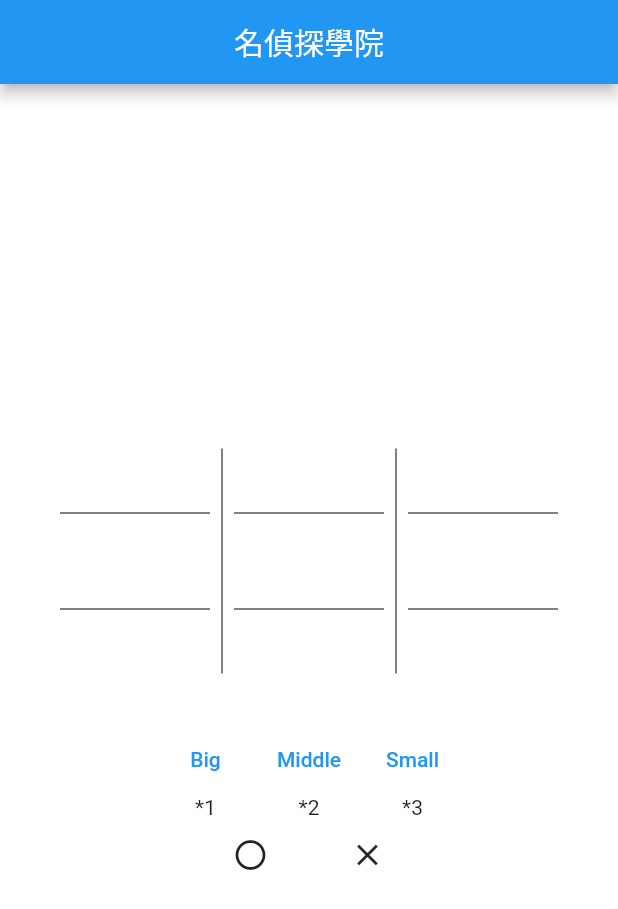
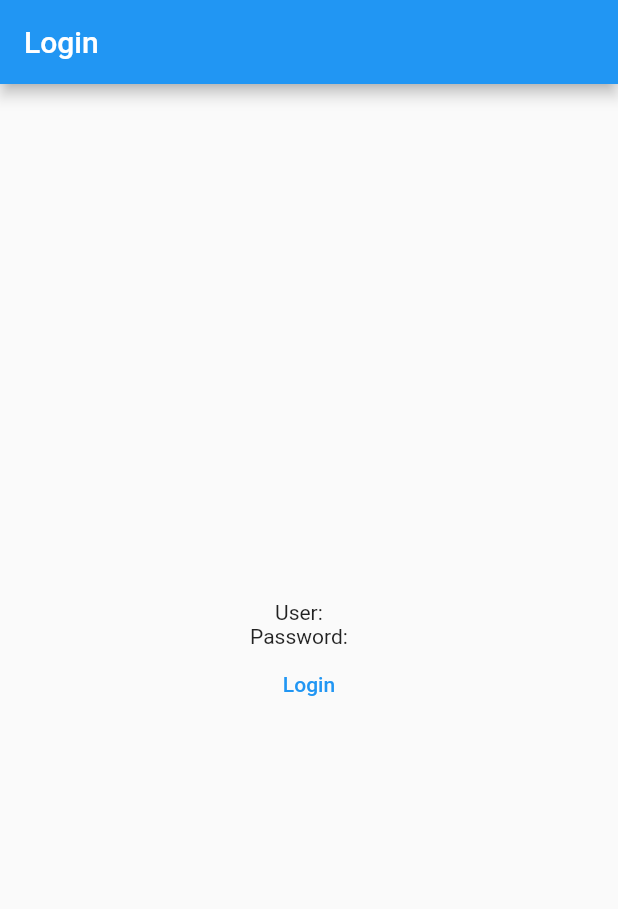
Before and after one commit to Emily-ting/detective, a Flutter app: the screen it shows after launch, on a phone screen of 412 x 824 dp. Shown: the top 909 px of the screen. Run offline on Flutter 3.47's test engine with Material 2 defaults, Android fonts, the phone set to English and light mode, and no system bars; Roboto replaces fonts that are missing (Macondo).

Commit message:
add different page

```diff
--- a/lib/main.dart
+++ b/lib/main.dart
@@ -1,320 +1,94 @@
+import 'package:detective/game/circleClose/CircleClose.dart';
+import 'package:detective/GameList.dart';
 import 'package:flutter/material.dart';
-import 'package:google_fonts/google_fonts.dart';
+import 'UserInfoPage.dart';
+import 'model/UserInfo.dart';
+
+UserInfo userInfo = UserInfo();
 
 void main() {
-  runApp(const MyApp());
+  runApp(MyApp());
 }
 
 class MyApp extends StatelessWidget {
-  const MyApp({Key? key}) : super(key: key);
+  MyApp({Key? key}) : super(key: key);
 
   // This widget is the root of your application.
   @override
   Widget build(BuildContext context) {
     return MaterialApp(
-      home: Scaffold(
-        appBar: AppBar(
-          title: Center(
-              child: Text(
-                '名偵探學院',
-                style: GoogleFonts.macondo(),
-              )),
-        ),
-        backgroundColor: Colors.white,
-        body: BodyDetail(),
-      ),
+      home: Login(),
+      routes: {
+        '/login': (context) => Login(),
+        '/userInfo': (context) => UserInfoPage(userInfo: userInfo),
+        '/gameList': (context) => GameList(userInfo: userInfo,),
+        '/circleClose': (context) => CircelClose(userInfo: userInfo),
+      },
     );
   }
 }
 
-class BodyDetail extends StatefulWidget {
-  const BodyDetail({Key? key}) : super(key: key);
+class Login extends StatefulWidget {
+  const Login({Key? key}) : super(key: key);
 
   @override
-  _BodyDetailState createState() => _BodyDetailState();
+  _LoginState createState() => _LoginState();
 }
 
-class _BodyDetailState extends State<BodyDetail> {
+class _LoginState extends State<Login> {
 
-  late double chooseSize = 5.0;
-  late IconData choosedIcon = IconData(0);
-  late IconData one = IconData(0), two = IconData(0), three = IconData(0);
-  late IconData four = IconData(0), five = IconData(0), six = IconData(0);
-  late IconData seven = IconData(0), eight = IconData(0), nine = IconData(0);
-  late double oneS = 5.0, twoS = 5.0, threeS = 5.0;
-  late double fourS = 5.0, fiveS = 5.0, sixS = 5.0;
-  late double sevenS = 5.0, eightS = 5.0, nineS = 5.0;
-
-  Widget chooseButton(String name, int number, double size) {
-    return Column(
-      children: <Widget>[
-        TextButton(
-          onPressed: (){
-            setState(() {
-              chooseSize = size;
-            });
-          },
-          child: Text('$name'),
-        ),
-        Text('*$number'),
-      ],
-    );
-  }
-
-  Widget nineC() {
-    return Row(
-      mainAxisSize: MainAxisSize.min,
-      children: <Widget>[
-        Column(
-          //mainAxisAlignment: MainAxisAlignment.center,
-          mainAxisSize: MainAxisSize.min,
-          children: <Widget>[
-            FlatButton(
-              child: Icon(
-                one,
-                size: oneS,
-              ),
-              onPressed: (){
-                setState(() {
-                  one = choosedIcon;
-                  oneS = chooseSize;
-                });
-              },
-            ),
-            SizedBox(
-              width: 100.0,
-              child: Divider(
-                color: Colors.black,
-              ),
-            ),
-            FlatButton(
-              child: Icon(
-                  two
-              ),
-              onPressed: (){
-                setState(() {
-                  two = choosedIcon;
-                });
-              },
-            ),
-            SizedBox(
-              width: 100.0,
-              child: Divider(
-                color: Colors.black,
-              ),
-            ),
-            FlatButton(
-              child: Icon(
-                  three
-              ),
-              onPressed: (){
-                setState(() {
-                  three = choosedIcon;
-                });
-              },
-            ),
-          ],
-        ),
-        SizedBox(
-          height: 150.0,
-          child: VerticalDivider(
-            color: Colors.black,
-          ),
-        ),
-        Column(
-          //mainAxisAlignment: MainAxisAlignment.center,
-          mainAxisSize: MainAxisSize.min,
-          children: <Widget>[
-            FlatButton(
-              child: Icon(
-                  three
-              ),
-              onPressed: (){
-                setState(() {
-                  three = choosedIcon;
-                });
-              },
-            ),
-            SizedBox(
-              width: 100.0,
-              child: Divider(
-                color: Colors.black,
-              ),
-            ),
-            FlatButton(
-              child: Icon(
-                  three
-              ),
-              onPressed: (){
-                setState(() {
-                  three = choosedIcon;
-                });
-              },
-            ),
-            SizedBox(
-              width: 100.0,
-              child: Divider(
-                color: Colors.black,
-              ),
-            ),
-            FlatButton(
-              child: Icon(
-                  three
-              ),
-              onPressed: (){
-                setState(() {
-                  three = choosedIcon;
-                });
-              },
-            ),
-          ],
-        ),
-        SizedBox(
-          height: 150.0,
-          child: VerticalDivider(
-            color: Colors.black,
-          ),
-        ),
-        Column(
-          //mainAxisAlignment: MainAxisAlignment.center,
-          mainAxisSize: MainAxisSize.min,
-          children: <Widget>[
-            FlatButton(
-              child: Icon(
-                  three
-              ),
-              onPressed: (){
-                setState(() {
-                  three = choosedIcon;
-                });
-              },
-            ),
-            SizedBox(
-              width: 100.0,
-              child: Divider(
-                color: Colors.black,
-              ),
-            ),
-            FlatButton(
-              child: Icon(
-                  three
-              ),
-              onPressed: (){
-                setState(() {
-                  three = choosedIcon;
-                });
-              },
-            ),
-            SizedBox(
-              width: 100.0,
-              child: Divider(
-                color: Colors.black,
-              ),
-            ),
-            FlatButton(
-              child: Icon(
-                  three
-              ),
-              onPressed: (){
-                setState(() {
-                  three = choosedIcon;
-                });
-              },
-            ),
-          ],
-        ),
-      ],
-    );
-  }
-
-  Widget columnDeatil() {
-    return Column(
-      //mainAxisAlignment: MainAxisAlignment.center,
-      mainAxisSize: MainAxisSize.min,
-      children: <Widget>[
-        Text(
-          'a',
-          style: TextStyle(fontSize: 20.0,
-          ),
-        ),
-        SizedBox(
-          width: 100.0,
-          child: Divider(
-            color: Colors.black,
-          ),
-        ),
-        Text(
-          'b',
-          style: TextStyle(fontSize: 20.0),
-        ),
-        SizedBox(
-          width: 100.0,
-          child: Divider(
-            color: Colors.black,
-          ),
-        ),
-        Text(
-          'c',
-          style: TextStyle(fontSize: 20.0),
-        ),
-      ],
-    );
-  }
+  String userName = 'Emily';
+  String password = '';
 
   @override
   Widget build(BuildContext context) {
-    return SafeArea(
-      child: Center(
+    return MaterialApp(
+      home: SafeArea(
+        child: Scaffold(
+          appBar: AppBar(
+            backgroundColor: Colors.blue,
+            title: Text('Login',
+              textAlign: TextAlign.center,),
+          ),
+          body: Center(
             child: Column(
+              mainAxisAlignment: MainAxisAlignment.center,
               mainAxisSize: MainAxisSize.min,
               children: <Widget>[
-            nineC(),
-            SizedBox(
-              height: 20.0,
-            ),
                 Row(
                   mainAxisSize: MainAxisSize.min,
                   children: <Widget>[
-                chooseButton('Big', 1, 20.0),
+                    Text('User: '),
                     SizedBox(
-                  width: 5.0,
+                      width: 10.0,
                     ),
-                chooseButton('Middle', 2, 15.0),
-                SizedBox(
-                  width: 5.0,
-                ),
-                chooseButton('Small', 3, 10.0),
                   ],
                 ),
                 Row(
                   mainAxisSize: MainAxisSize.min,
                   children: <Widget>[
-                IconButton(
-                  icon: Icon(
-                      Icons.circle_outlined
-                  ),
-                  onPressed: (){
-                    setState(() {
-                      choosedIcon = Icons.circle_outlined;
-                    });
-                  },
-                ),
+                    Text('Password: '),
                     SizedBox(
-                  width: 30.0,
-                ),
-                IconButton(
-                  icon: Icon(
-                      Icons.close
-                  ),
-                  onPressed: (){
-                    setState(() {
-                      choosedIcon = Icons.close;
-                    });
-                  },
+                      width: 10.0,
                     ),
                   ],
                 ),
+                TextButton(
+                  onPressed: () {
+                    setState(() {
+                      userInfo.setUserName(userName);
+                    });
+                    Navigator.push(context, MaterialPageRoute(
+                      builder: (context) {
+                        return GameList(userInfo: userInfo,);
+                      },
+                    ));
+                  },
+                  child: Text('Login'),
+                ),
               ],
+            ),
+          ),
         ),
       ),
     );
--- a/pubspec.yaml
+++ b/pubspec.yaml
@@ -21,3 +21,9 @@ dev_dependencies:
 
 flutter:
   uses-material-design: true
+  assets:
+    - image/
+  fonts:
+    - family: Mochiy
+      fonts:
+        - asset: fonts/MochiyPopPOne-Regular.ttf
```
Also changed, not shown: 27 other files. Lines whose indentation alone changed are shown as unchanged.
